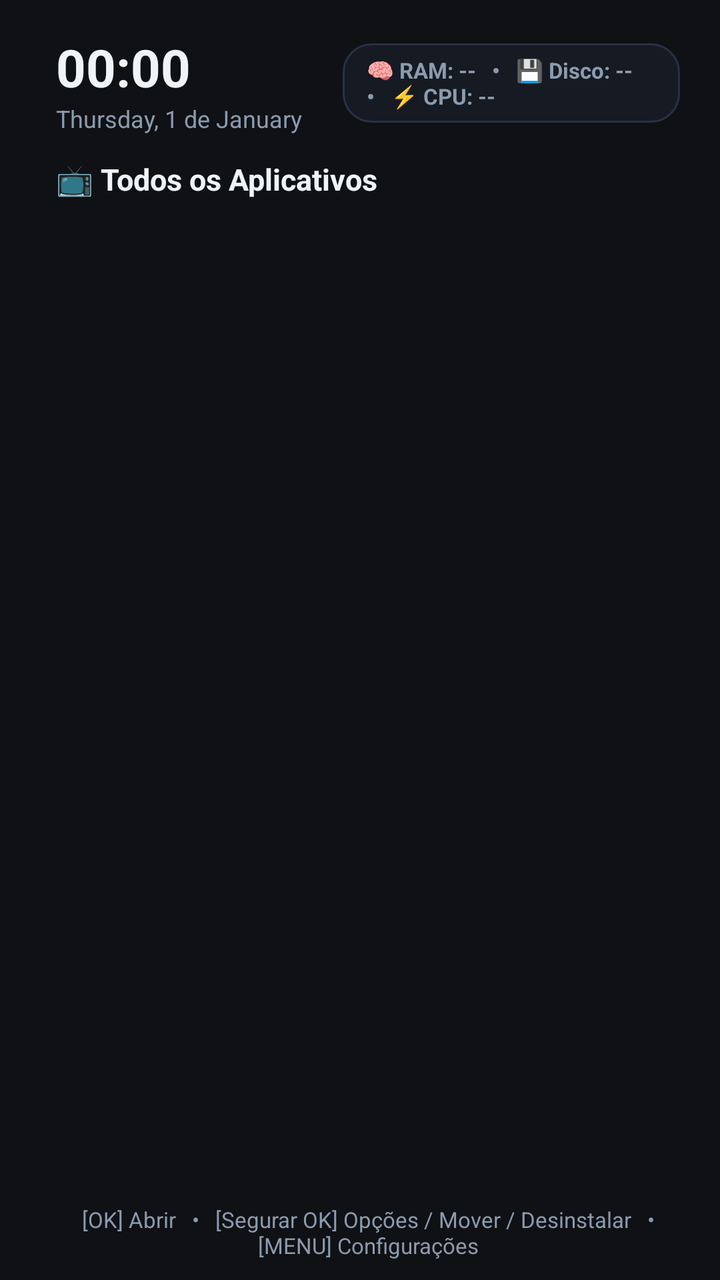
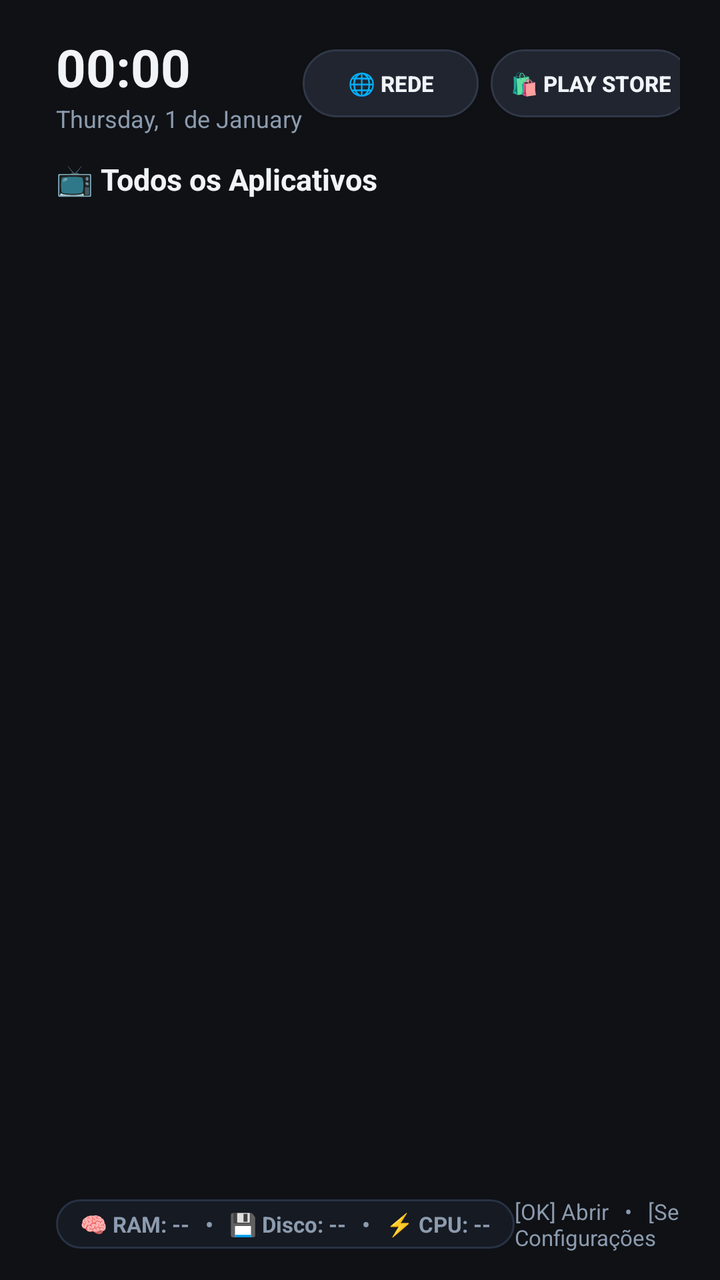

Screens rendered from an Android XML layout before and after an edit, with the pre-edit source and the edit as a unified diff.
<!-- AndroidManifest.xml: application theme Theme.NanoTv -->
<!-- res/layout/activity_main.xml -->
<?xml version="1.0" encoding="utf-8"?>
<LinearLayout xmlns:android="http://schemas.android.com/apk/res/android"
    android:layout_width="match_parent"
    android:layout_height="match_parent"
    android:background="@color/bg_main"
    android:orientation="vertical"
    android:paddingStart="28dp"
    android:paddingTop="16dp"
    android:paddingEnd="20dp"
    android:paddingBottom="10dp">

    
    <LinearLayout
        android:layout_width="match_parent"
        android:layout_height="wrap_content"
        android:layout_marginBottom="10dp"
        android:gravity="center_vertical"
        android:orientation="horizontal">

        
        <LinearLayout
            android:layout_width="wrap_content"
            android:layout_height="wrap_content"
            android:orientation="vertical">

            <TextClock
                android:layout_width="wrap_content"
                android:layout_height="wrap_content"
                android:format12Hour="HH:mm"
                android:format24Hour="HH:mm"
                android:textColor="@color/text_primary"
                android:textSize="26sp"
                android:textStyle="bold" />

            <TextClock
                android:layout_width="wrap_content"
                android:layout_height="wrap_content"
                android:format12Hour="EEEE, d 'de' MMMM"
                android:format24Hour="EEEE, d 'de' MMMM"
                android:textColor="@color/text_secondary"
                android:textSize="12sp" />
        </LinearLayout>

        
        <LinearLayout
            android:id="@+id/layout_metrics"
            android:layout_width="wrap_content"
            android:layout_height="wrap_content"
            android:layout_marginStart="20dp"
            android:background="@drawable/bg_metrics_badge"
            android:gravity="center_vertical"
            android:orientation="horizontal"
            android:paddingStart="12dp"
            android:paddingTop="6dp"
            android:paddingEnd="12dp"
            android:paddingBottom="6dp">

            <TextView
                android:id="@+id/tv_metrics"
                android:layout_width="wrap_content"
                android:layout_height="wrap_content"
                android:text="🧠 RAM: --   •   💾 Disco: --   •   ⚡ CPU: --"
                android:textColor="@color/text_secondary"
                android:textSize="11sp"
                android:textStyle="bold" />
        </LinearLayout>

        <View
            android:layout_width="0dp"
            android:layout_height="1dp"
            android:layout_weight="1" />

        
        <Button
            android:id="@+id/btn_network"
            android:layout_width="wrap_content"
            android:layout_height="34dp"
            android:layout_marginEnd="6dp"
            android:background="@drawable/selector_header_button"
            android:clickable="true"
            android:focusable="true"
            android:paddingStart="10dp"
            android:paddingEnd="10dp"
            android:text="🌐 Rede"
            android:textColor="@color/text_primary"
            android:textSize="11sp"
            android:textStyle="bold" />

        
        <Button
            android:id="@+id/btn_store"
            android:layout_width="wrap_content"
            android:layout_height="34dp"
            android:layout_marginEnd="6dp"
            android:background="@drawable/selector_header_button"
            android:clickable="true"
            android:focusable="true"
            android:paddingStart="10dp"
            android:paddingEnd="10dp"
            android:text="@string/btn_store"
            android:textColor="@color/text_primary"
            android:textSize="11sp"
            android:textStyle="bold" />

        
        <Button
            android:id="@+id/btn_inputs"
            android:layout_width="wrap_content"
            android:layout_height="34dp"
            android:layout_marginEnd="6dp"
            android:background="@drawable/selector_header_button"
            android:clickable="true"
            android:focusable="true"
            android:paddingStart="10dp"
            android:paddingEnd="10dp"
            android:text="@string/btn_inputs"
            android:textColor="@color/text_primary"
            android:textSize="11sp"
            android:textStyle="bold" />

        
        <Button
            android:id="@+id/btn_settings"
            android:layout_width="wrap_content"
            android:layout_height="34dp"
            android:background="@drawable/selector_header_button"
            android:clickable="true"
            android:focusable="true"
            android:paddingStart="10dp"
            android:paddingEnd="10dp"
            android:text="@string/btn_settings"
            android:textColor="@color/text_primary"
            android:textSize="11sp"
            android:textStyle="bold" />
    </LinearLayout>

    
    <LinearLayout
        android:id="@+id/layout_favorites"
        android:layout_width="match_parent"
        android:layout_height="wrap_content"
        android:layout_marginBottom="6dp"
        android:orientation="vertical"
        android:visibility="gone">

        <TextView
            android:id="@+id/tv_favorites_title"
            android:layout_width="wrap_content"
            android:layout_height="wrap_content"
            android:layout_marginTop="2dp"
            android:layout_marginBottom="4dp"
            android:text="@string/section_favorites"
            android:textColor="@color/focus_highlight"
            android:textSize="15sp"
            android:textStyle="bold" />

        <androidx.recyclerview.widget.RecyclerView
            android:id="@+id/rv_favorites"
            android:layout_width="match_parent"
            android:layout_height="wrap_content"
            android:clipToPadding="false"
            android:orientation="horizontal" />
    </LinearLayout>

    
    <LinearLayout
        android:layout_width="match_parent"
        android:layout_height="0dp"
        android:layout_weight="1"
        android:orientation="vertical">

        <TextView
            android:id="@+id/tv_all_apps_title"
            android:layout_width="wrap_content"
            android:layout_height="wrap_content"
            android:layout_marginTop="2dp"
            android:layout_marginBottom="4dp"
            android:text="@string/section_all_apps"
            android:textColor="@color/text_primary"
            android:textSize="15sp"
            android:textStyle="bold" />

        <androidx.recyclerview.widget.RecyclerView
            android:id="@+id/rv_all_apps"
            android:layout_width="match_parent"
            android:layout_height="0dp"
            android:layout_weight="1"
            android:clipToPadding="true"
            android:fadeScrollbars="false"
            android:paddingEnd="22dp"
            android:paddingBottom="12dp"
            android:scrollbarSize="6dp"
            android:scrollbarStyle="insideOverlay"
            android:scrollbarThumbVertical="@drawable/scrollbar_thumb"
            android:scrollbarTrackVertical="@drawable/scrollbar_track"
            android:scrollbars="vertical" />
    </LinearLayout>

    
    <TextView
        android:id="@+id/tv_footer_hint"
        android:layout_width="match_parent"
        android:layout_height="wrap_content"
        android:gravity="center"
        android:text="[OK] Abrir   •   [Segurar OK] Opções / Mover / Desinstalar   •   [MENU] Configurações"
        android:textColor="@color/text_secondary"
        android:textSize="11sp" />
</LinearLayout>
<!-- resources referenced by this layout -->
<resources>
  <color name="bg_main">#0F1115</color>
  <color name="focus_highlight">#00E5FF</color>
  <color name="text_primary">#F0F4F8</color>
  <color name="text_secondary">#8C9BAE</color>
  <!-- drawable bg_metrics_badge (drawable) -->
  <?xml version="1.0" encoding="utf-8"?>
  <shape xmlns:android="http://schemas.android.com/apk/res/android"
      android:shape="rectangle">
      <corners android:radius="14dp" />
      <solid android:color="#161A22" />
      <stroke android:width="1dp" android:color="#283244" />
  </shape>
  <!-- drawable scrollbar_thumb (drawable) -->
  <?xml version="1.0" encoding="utf-8"?>
  <shape xmlns:android="http://schemas.android.com/apk/res/android"
      android:shape="rectangle">
      <corners android:radius="4dp" />
      <solid android:color="@color/focus_highlight" />
  </shape>
  <!-- drawable scrollbar_track (drawable) -->
  <?xml version="1.0" encoding="utf-8"?>
  <shape xmlns:android="http://schemas.android.com/apk/res/android"
      android:shape="rectangle">
      <corners android:radius="4dp" />
      <solid android:color="#20FFFFFF" />
  </shape>
  <!-- drawable selector_header_button (drawable) -->
  <?xml version="1.0" encoding="utf-8"?>
  <selector xmlns:android="http://schemas.android.com/apk/res/android">
      <item android:state_focused="true">
          <shape android:shape="rectangle">
              <corners android:radius="20dp" />
              <solid android:color="@color/focus_highlight" />
          </shape>
      </item>
      <item>
          <shape android:shape="rectangle">
              <corners android:radius="20dp" />
              <solid android:color="#202530" />
              <stroke android:width="1dp" android:color="#303848" />
          </shape>
      </item>
  </selector>
  <string name="btn_inputs">📺 Entradas</string>
  <string name="btn_settings">⚙️ Configurações</string>
  <string name="btn_store">🛍️ Play Store</string>
  <string name="section_all_apps">📺 Todos os Aplicativos</string>
  <string name="section_favorites">⭐ Favoritos</string>
  <style name="Theme.NanoTv" parent="Theme.AppCompat.NoActionBar">
          <item name="android:windowBackground">@color/bg_main</item>
          <item name="android:statusBarColor">@color/bg_main</item>
          <item name="android:navigationBarColor">@color/bg_main</item>
          <item name="android:windowNoTitle">true</item>
          <item name="android:windowFullscreen">true</item>
      </style>
</resources>

<!-- the commit's change to res/layout/activity_main.xml (unified diff, before → after) -->
@@ -41,19 +41,160 @@
                 android:textSize="12sp" />
         </LinearLayout>
 
+        <View
+            android:layout_width="0dp"
+            android:layout_height="1dp"
+            android:layout_weight="1" />
+
+        
+        <Button
+            android:id="@+id/btn_network"
+            android:layout_width="wrap_content"
+            android:layout_height="34dp"
+            android:layout_marginEnd="6dp"
+            android:background="@drawable/selector_header_button"
+            android:clickable="true"
+            android:focusable="true"
+            android:paddingStart="10dp"
+            android:paddingEnd="10dp"
+            android:text="🌐 Rede"
+            android:textColor="@color/text_primary"
+            android:textSize="11sp"
+            android:textStyle="bold" />
+
+        
+        <Button
+            android:id="@+id/btn_store"
+            android:layout_width="wrap_content"
+            android:layout_height="34dp"
+            android:layout_marginEnd="6dp"
+            android:background="@drawable/selector_header_button"
+            android:clickable="true"
+            android:focusable="true"
+            android:paddingStart="10dp"
+            android:paddingEnd="10dp"
+            android:text="@string/btn_store"
+            android:textColor="@color/text_primary"
+            android:textSize="11sp"
+            android:textStyle="bold" />
+
+        
+        <Button
+            android:id="@+id/btn_inputs"
+            android:layout_width="wrap_content"
+            android:layout_height="34dp"
+            android:layout_marginEnd="6dp"
+            android:background="@drawable/selector_header_button"
+            android:clickable="true"
+            android:focusable="true"
+            android:paddingStart="10dp"
+            android:paddingEnd="10dp"
+            android:text="@string/btn_inputs"
+            android:textColor="@color/text_primary"
+            android:textSize="11sp"
+            android:textStyle="bold" />
+
+        
+        <Button
+            android:id="@+id/btn_settings"
+            android:layout_width="wrap_content"
+            android:layout_height="34dp"
+            android:background="@drawable/selector_header_button"
+            android:clickable="true"
+            android:focusable="true"
+            android:paddingStart="10dp"
+            android:paddingEnd="10dp"
+            android:text="@string/btn_settings"
+            android:textColor="@color/text_primary"
+            android:textSize="11sp"
+            android:textStyle="bold" />
+    </LinearLayout>
+
+    
+    <LinearLayout
+        android:id="@+id/layout_favorites"
+        android:layout_width="match_parent"
+        android:layout_height="wrap_content"
+        android:layout_marginBottom="6dp"
+        android:orientation="vertical"
+        android:visibility="gone">
+
+        <TextView
+            android:id="@+id/tv_favorites_title"
+            android:layout_width="wrap_content"
+            android:layout_height="wrap_content"
+            android:layout_marginTop="2dp"
+            android:layout_marginBottom="4dp"
+            android:text="@string/section_favorites"
+            android:textColor="@color/focus_highlight"
+            android:textSize="15sp"
+            android:textStyle="bold" />
+
+        <androidx.recyclerview.widget.RecyclerView
+            android:id="@+id/rv_favorites"
+            android:layout_width="match_parent"
+            android:layout_height="wrap_content"
+            android:clipToPadding="false"
+            android:orientation="horizontal" />
+    </LinearLayout>
+
+    
+    <LinearLayout
+        android:layout_width="match_parent"
+        android:layout_height="0dp"
+        android:layout_weight="1"
+        android:orientation="vertical">
+
+        <TextView
+            android:id="@+id/tv_all_apps_title"
+            android:layout_width="wrap_content"
+            android:layout_height="wrap_content"
+            android:layout_marginTop="2dp"
+            android:layout_marginBottom="4dp"
+            android:text="@string/section_all_apps"
+            android:textColor="@color/text_primary"
+            android:textSize="15sp"
+            android:textStyle="bold" />
+
+        <androidx.recyclerview.widget.RecyclerView
+            android:id="@+id/rv_all_apps"
+            android:layout_width="match_parent"
+            android:layout_height="0dp"
+            android:layout_weight="1"
+            android:clipToPadding="true"
+            android:fadeScrollbars="false"
+            android:paddingEnd="22dp"
+            android:paddingBottom="8dp"
+            android:scrollbarSize="6dp"
+            android:scrollbarStyle="insideOverlay"
+            android:scrollbarThumbVertical="@drawable/scrollbar_thumb"
+            android:scrollbarTrackVertical="@drawable/scrollbar_track"
+            android:scrollbars="vertical" />
+    </LinearLayout>
+
+    
+    <LinearLayout
+        android:layout_width="match_parent"
+        android:layout_height="wrap_content"
+        android:layout_marginTop="8dp"
+        android:layout_marginBottom="4dp"
+        android:gravity="center_vertical"
+        android:orientation="horizontal">
+
         
         <LinearLayout
             android:id="@+id/layout_metrics"
             android:layout_width="wrap_content"
             android:layout_height="wrap_content"
-            android:layout_marginStart="20dp"
-            android:background="@drawable/bg_metrics_badge"
+            android:background="@drawable/selector_metrics_badge"
+            android:clickable="true"
+            android:focusable="true"
             android:gravity="center_vertical"
             android:orientation="horizontal"
             android:paddingStart="12dp"
-            android:paddingTop="6dp"
+            android:paddingTop="5dp"
             android:paddingEnd="12dp"
-            android:paddingBottom="6dp">
+            android:paddingBottom="5dp">
 
             <TextView
                 android:id="@+id/tv_metrics"
@@ -71,138 +212,12 @@
             android:layout_weight="1" />
 
         
-        <Button
-            android:id="@+id/btn_network"
-            android:layout_width="wrap_content"
-            android:layout_height="34dp"
-            android:layout_marginEnd="6dp"
-            android:background="@drawable/selector_header_button"
-            android:clickable="true"
-            android:focusable="true"
-            android:paddingStart="10dp"
-            android:paddingEnd="10dp"
-            android:text="🌐 Rede"
-            android:textColor="@color/text_primary"
-            android:textSize="11sp"
-            android:textStyle="bold" />
-
-        
-        <Button
-            android:id="@+id/btn_store"
-            android:layout_width="wrap_content"
-            android:layout_height="34dp"
-            android:layout_marginEnd="6dp"
-            android:background="@drawable/selector_header_button"
-            android:clickable="true"
-            android:focusable="true"
-            android:paddingStart="10dp"
-            android:paddingEnd="10dp"
-            android:text="@string/btn_store"
-            android:textColor="@color/text_primary"
-            android:textSize="11sp"
-            android:textStyle="bold" />
-
-        
-        <Button
-            android:id="@+id/btn_inputs"
-            android:layout_width="wrap_content"
-            android:layout_height="34dp"
-            android:layout_marginEnd="6dp"
-            android:background="@drawable/selector_header_button"
-            android:clickable="true"
-            android:focusable="true"
-            android:paddingStart="10dp"
-            android:paddingEnd="10dp"
-            android:text="@string/btn_inputs"
-            android:textColor="@color/text_primary"
-            android:textSize="11sp"
-            android:textStyle="bold" />
-
-        
-        <Button
-            android:id="@+id/btn_settings"
-            android:layout_width="wrap_content"
-            android:layout_height="34dp"
-            android:background="@drawable/selector_header_button"
-            android:clickable="true"
-            android:focusable="true"
-            android:paddingStart="10dp"
-            android:paddingEnd="10dp"
-            android:text="@string/btn_settings"
-            android:textColor="@color/text_primary"
-            android:textSize="11sp"
-            android:textStyle="bold" />
-    </LinearLayout>
-
-    
-    <LinearLayout
-        android:id="@+id/layout_favorites"
-        android:layout_width="match_parent"
-        android:layout_height="wrap_content"
-        android:layout_marginBottom="6dp"
-        android:orientation="vertical"
-        android:visibility="gone">
-
         <TextView
-            android:id="@+id/tv_favorites_title"
-            android:layout_width="wrap_content"
-            android:layout_height="wrap_content"
-            android:layout_marginTop="2dp"
-            android:layout_marginBottom="4dp"
-            android:text="@string/section_favorites"
-            android:textColor="@color/focus_highlight"
-            android:textSize="15sp"
-            android:textStyle="bold" />
-
-        <androidx.recyclerview.widget.RecyclerView
-            android:id="@+id/rv_favorites"
-            android:layout_width="match_parent"
-            android:layout_height="wrap_content"
-            android:clipToPadding="false"
-            android:orientation="horizontal" />
-    </LinearLayout>
-
-    
-    <LinearLayout
-        android:layout_width="match_parent"
-        android:layout_height="0dp"
-        android:layout_weight="1"
-        android:orientation="vertical">
-
-        <TextView
-            android:id="@+id/tv_all_apps_title"
-            android:layout_width="wrap_content"
-            android:layout_height="wrap_content"
-            android:layout_marginTop="2dp"
-            android:layout_marginBottom="4dp"
-            android:text="@string/section_all_apps"
-            android:textColor="@color/text_primary"
-            android:textSize="15sp"
-            android:textStyle="bold" />
-
-        <androidx.recyclerview.widget.RecyclerView
-            android:id="@+id/rv_all_apps"
-            android:layout_width="match_parent"
-            android:layout_height="0dp"
-            android:layout_weight="1"
-            android:clipToPadding="true"
-            android:fadeScrollbars="false"
-            android:paddingEnd="22dp"
-            android:paddingBottom="12dp"
-            android:scrollbarSize="6dp"
-            android:scrollbarStyle="insideOverlay"
-            android:scrollbarThumbVertical="@drawable/scrollbar_thumb"
-            android:scrollbarTrackVertical="@drawable/scrollbar_track"
-            android:scrollbars="vertical" />
-    </LinearLayout>
-
-    
-    <TextView
-        android:id="@+id/tv_footer_hint"
-        android:layout_width="match_parent"
-        android:layout_height="wrap_content"
-        android:gravity="center"
-        android:text="[OK] Abrir   •   [Segurar OK] Opções / Mover / Desinstalar   •   [MENU] Configurações"
-        android:textColor="@color/text_secondary"
-        android:textSize="11sp" />
+            android:id="@+id/tv_footer_hint"
+            android:layout_width="wrap_content"
+            android:layout_height="wrap_content"
+            android:text="[OK] Abrir   •   [Segurar OK] Mover / Opções   •   [MENU] Configurações"
+            android:textColor="@color/text_secondary"
+            android:textSize="11sp" />
+    </LinearLayout>
 </LinearLayout>
<!-- resource entries referenced after the edit -->
@@ -4,14 +4,6 @@
   <color name="focus_highlight">#00E5FF</color>
   <color name="text_primary">#F0F4F8</color>
   <color name="text_secondary">#8C9BAE</color>
-  <!-- drawable bg_metrics_badge (drawable) -->
-  <?xml version="1.0" encoding="utf-8"?>
-  <shape xmlns:android="http://schemas.android.com/apk/res/android"
-      android:shape="rectangle">
-      <corners android:radius="14dp" />
-      <solid android:color="#161A22" />
-      <stroke android:width="1dp" android:color="#283244" />
-  </shape>
   <!-- drawable scrollbar_thumb (drawable) -->
   <?xml version="1.0" encoding="utf-8"?>
   <shape xmlns:android="http://schemas.android.com/apk/res/android"
@@ -43,6 +35,24 @@
           </shape>
       </item>
   </selector>
+  <!-- drawable selector_metrics_badge (drawable) -->
+  <?xml version="1.0" encoding="utf-8"?>
+  <selector xmlns:android="http://schemas.android.com/apk/res/android">
+      <item android:state_focused="true">
+          <shape android:shape="rectangle">
+              <corners android:radius="14dp" />
+              <solid android:color="#232C3B" />
+              <stroke android:width="2dp" android:color="@color/focus_highlight" />
+          </shape>
+      </item>
+      <item>
+          <shape android:shape="rectangle">
+              <corners android:radius="14dp" />
+              <solid android:color="#161A22" />
+              <stroke android:width="1dp" android:color="#283244" />
+          </shape>
+      </item>
+  </selector>
   <string name="btn_inputs">📺 Entradas</string>
   <string name="btn_settings">⚙️ Configurações</string>
   <string name="btn_store">🛍️ Play Store</string>
